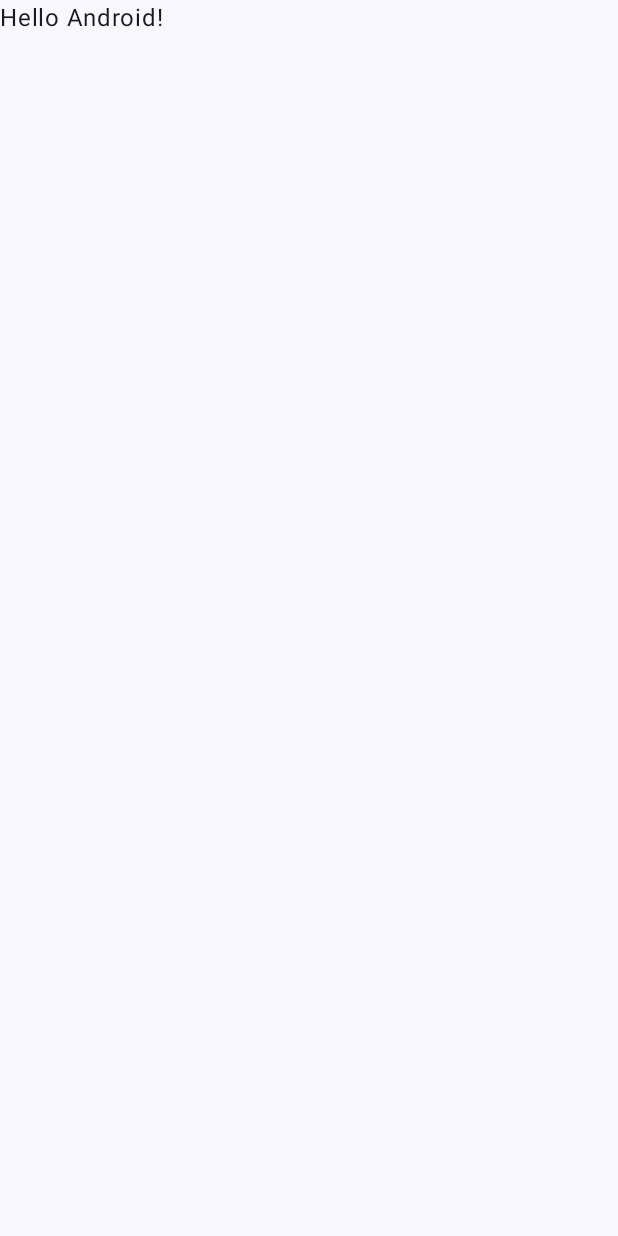
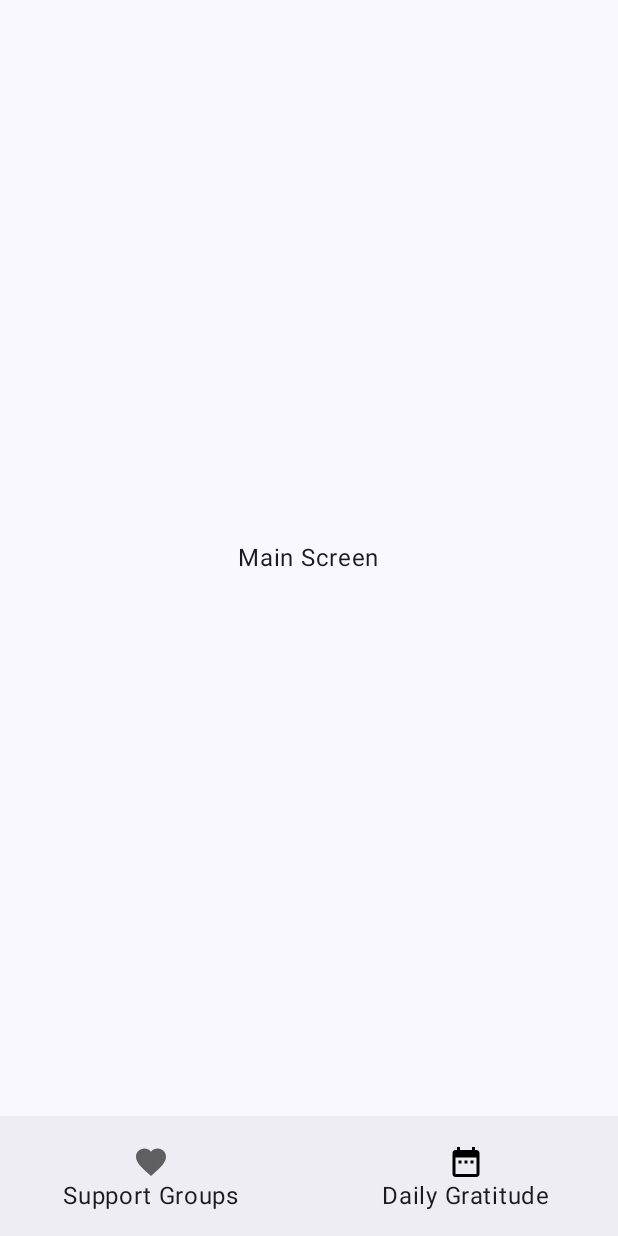
Before and after one commit to robertwastaken/DailyGratitude, an Android app built with Jetpack Compose: the screen it shows after launch (MainActivity), on a phone screen of 412 x 824 dp. Before the commit the screen is almost empty. Run offline under Robolectric (Android 15) with nearby library versions, the phone set to English and light mode, and no system bars.

Commit message:
Implement bottom navigation

```diff
--- a/app/src/main/java/com/robert/dailygratitude/MainActivity.kt
+++ b/app/src/main/java/com/robert/dailygratitude/MainActivity.kt
@@ -3,44 +3,13 @@ package com.robert.dailygratitude
 import android.os.Bundle
 import androidx.activity.ComponentActivity
 import androidx.activity.compose.setContent
-import androidx.compose.foundation.layout.fillMaxSize
-import androidx.compose.material3.MaterialTheme
-import androidx.compose.material3.Surface
-import androidx.compose.material3.Text
-import androidx.compose.runtime.Composable
-import androidx.compose.ui.Modifier
-import androidx.compose.ui.tooling.preview.Preview
-import com.robert.dailygratitude.ui.theme.DailyGratitudeTheme
+import com.robert.dailygratitude.ui.DailyGratitudeApp
 
 class MainActivity : ComponentActivity() {
     override fun onCreate(savedInstanceState: Bundle?) {
         super.onCreate(savedInstanceState)
         setContent {
-            DailyGratitudeTheme {
-                // A surface container using the 'background' color from the theme
-                Surface(
-                    modifier = Modifier.fillMaxSize(),
-                    color = MaterialTheme.colorScheme.background
-                ) {
-                    Greeting("Android")
-                }
-            }
+            DailyGratitudeApp()
         }
     }
 }
-
-@Composable
-fun Greeting(name: String, modifier: Modifier = Modifier) {
-    Text(
-        text = "Hello $name!",
-        modifier = modifier
-    )
-}
-
-@Preview(showBackground = true)
-@Composable
-fun GreetingPreview() {
-    DailyGratitudeTheme {
-        Greeting("Android")
-    }
-}
--- /dev/null
+++ b/app/src/main/java/com/robert/dailygratitude/navigation/DailyGratitudeNavHost.kt
@@ -0,0 +1,39 @@
+package com.robert.dailygratitude.navigation
+
+import androidx.compose.runtime.Composable
+import androidx.navigation.NavHostController
+import androidx.navigation.compose.NavHost
+import androidx.navigation.compose.composable
+import com.robert.dailygratitude.ui.EmptyScreen
+import com.robert.dailygratitude.ui.EntryDetailsScreen
+import com.robert.dailygratitude.ui.HomeScreen
+
+const val NAVIGATION_DAILY_GRATITUDE = "dailygratitude"
+const val NAVIGATION_ENTRY_DETAILS = "$NAVIGATION_DAILY_GRATITUDE/{entryId}"
+const val NAVIGATION_SUPPORT_GROUPS = "supportgroups"
+
+@Composable
+fun DailyGratitudeNavHost(
+    navController: NavHostController
+) {
+    NavHost(
+        navController = navController,
+        startDestination = NAVIGATION_DAILY_GRATITUDE,
+    ) {
+        composable(route = NAVIGATION_DAILY_GRATITUDE) {
+            HomeScreen(
+                onClick = { navController.navigate("$NAVIGATION_DAILY_GRATITUDE/testId") }
+            )
+        }
+
+        composable(route = NAVIGATION_ENTRY_DETAILS) { backStackEntry ->
+            EntryDetailsScreen(
+                entryId = backStackEntry.arguments?.getString("entryId") ?: ""
+            )
+        }
+
+        composable(route = NAVIGATION_SUPPORT_GROUPS) {
+            EmptyScreen()
+        }
+    }
+}
--- /dev/null
+++ b/app/src/main/java/com/robert/dailygratitude/ui/BottomNavigationBar.kt
@@ -0,0 +1,71 @@
+package com.robert.dailygratitude.ui
+
+import androidx.compose.foundation.layout.padding
+import androidx.compose.material.BottomNavigationItem
+import androidx.compose.material.Icon
+import androidx.compose.material.icons.Icons
+import androidx.compose.material.icons.filled.DateRange
+import androidx.compose.material.icons.filled.Favorite
+import androidx.compose.material3.NavigationBar
+import androidx.compose.material3.Text
+import androidx.compose.runtime.Composable
+import androidx.compose.runtime.getValue
+import androidx.compose.ui.Modifier
+import androidx.compose.ui.unit.dp
+import androidx.navigation.NavDestination.Companion.hierarchy
+import androidx.navigation.NavHostController
+import androidx.navigation.compose.currentBackStackEntryAsState
+import com.robert.dailygratitude.navigation.NAVIGATION_DAILY_GRATITUDE
+import com.robert.dailygratitude.navigation.NAVIGATION_SUPPORT_GROUPS
+
+@Composable
+fun BottomNavigationBar(
+    navController: NavHostController
+) {
+    NavigationBar {
+        val navBackStackEntry by navController.currentBackStackEntryAsState()
+        val currentDestination = navBackStackEntry?.destination
+
+        // Support Groups
+        BottomNavigationItem(
+            selected = currentDestination?.hierarchy?.any { it.route == NAVIGATION_SUPPORT_GROUPS } == true,
+            onClick = {
+                navController.navigate(NAVIGATION_SUPPORT_GROUPS) {
+                    popUpTo(NAVIGATION_DAILY_GRATITUDE)
+                    launchSingleTop = true
+                }
+            },
+            icon = {
+                Icon(
+                    modifier = Modifier.padding(4.dp),
+                    imageVector = Icons.Filled.Favorite,
+                    contentDescription = null
+                )
+            },
+            label = {
+                Text(text = "Support Groups")
+            }
+        )
+
+        // Daily Gratitude
+        BottomNavigationItem(
+            selected = currentDestination?.hierarchy?.any { it.route == NAVIGATION_DAILY_GRATITUDE } == true,
+            onClick = {
+                navController.navigate(NAVIGATION_DAILY_GRATITUDE) {
+                    popUpTo(NAVIGATION_DAILY_GRATITUDE)
+                    launchSingleTop = true
+                }
+            },
+            icon = {
+                Icon(
+                    modifier = Modifier.padding(4.dp),
+                    imageVector = Icons.Filled.DateRange,
+                    contentDescription = null
+                )
+            },
+            label = {
+                Text(text = "Daily Gratitude")
+            }
+        )
+    }
+}
--- /dev/null
+++ b/app/src/main/java/com/robert/dailygratitude/ui/DailyGratitudeApp.kt
@@ -0,0 +1,51 @@
+package com.robert.dailygratitude.ui
+
+import androidx.compose.foundation.layout.Column
+import androidx.compose.foundation.layout.fillMaxSize
+import androidx.compose.foundation.layout.padding
+import androidx.compose.material3.ExperimentalMaterial3Api
+import androidx.compose.material3.Scaffold
+import androidx.compose.runtime.Composable
+import androidx.compose.runtime.getValue
+import androidx.compose.runtime.mutableStateOf
+import androidx.compose.runtime.saveable.rememberSaveable
+import androidx.compose.runtime.setValue
+import androidx.compose.ui.Modifier
+import androidx.navigation.compose.currentBackStackEntryAsState
+import androidx.navigation.compose.rememberNavController
+import com.robert.dailygratitude.navigation.DailyGratitudeNavHost
+import com.robert.dailygratitude.navigation.NAVIGATION_ENTRY_DETAILS
+import com.robert.dailygratitude.ui.theme.DailyGratitudeTheme
+
+@OptIn(ExperimentalMaterial3Api::class)
+@Composable
+fun DailyGratitudeApp() {
+    DailyGratitudeTheme {
+        val navController = rememberNavController()
+        var bottomBarVisibility by rememberSaveable { mutableStateOf(true) }
+
+        val navBackStackEntry by navController.currentBackStackEntryAsState()
+
+        bottomBarVisibility = navBackStackEntry?.destination?.route != NAVIGATION_ENTRY_DETAILS
+
+        Scaffold(
+            bottomBar = {
+                if (bottomBarVisibility) {
+                    BottomNavigationBar(
+                        navController = navController
+                    )
+                }
+            }
+        ) { paddingValues ->
+            Column(
+                modifier = Modifier
+                    .fillMaxSize()
+                    .padding(paddingValues)
+            ) {
+                DailyGratitudeNavHost(
+                    navController = navController
+                )
+            }
+        }
+    }
+}
--- /dev/null
+++ b/app/src/main/java/com/robert/dailygratitude/ui/HomeScreen.kt
@@ -0,0 +1,28 @@
+package com.robert.dailygratitude.ui
+
+import androidx.compose.foundation.clickable
+import androidx.compose.foundation.layout.Arrangement
+import androidx.compose.foundation.layout.Column
+import androidx.compose.foundation.layout.fillMaxSize
+import androidx.compose.material3.Text
+import androidx.compose.runtime.Composable
+import androidx.compose.ui.Alignment
+import androidx.compose.ui.Modifier
+
+@Composable
+fun HomeScreen(
+    onClick: () -> Unit
+) {
+    Column(
+        modifier = Modifier.fillMaxSize(),
+        verticalArrangement = Arrangement.Center,
+        horizontalAlignment = Alignment.CenterHorizontally
+    ) {
+        Text(
+            modifier = Modifier.clickable {
+                onClick()
+            },
+            text = "Main Screen"
+        )
+    }
+}
--- a/build.gradle.kts
+++ b/build.gradle.kts
@@ -1,5 +1,5 @@
 // Top-level build file where you can add configuration options common to all sub-projects/modules.
 plugins {
-    id("com.android.application") version "8.1.0-rc01" apply false
+    id("com.android.application") version "8.1.0" apply false
     id("org.jetbrains.kotlin.android") version "1.8.10" apply false
 }
```
Also changed, not shown: app/build.gradle.kts (+9 -1 lines), app/src/main/java/com/robert/dailygratitude/ui/EmptyScreen.kt (added, +20 -0 lines), app/src/main/java/com/robert/dailygratitude/ui/EntryDetailsScreen.kt (added, +22 -0 lines).
